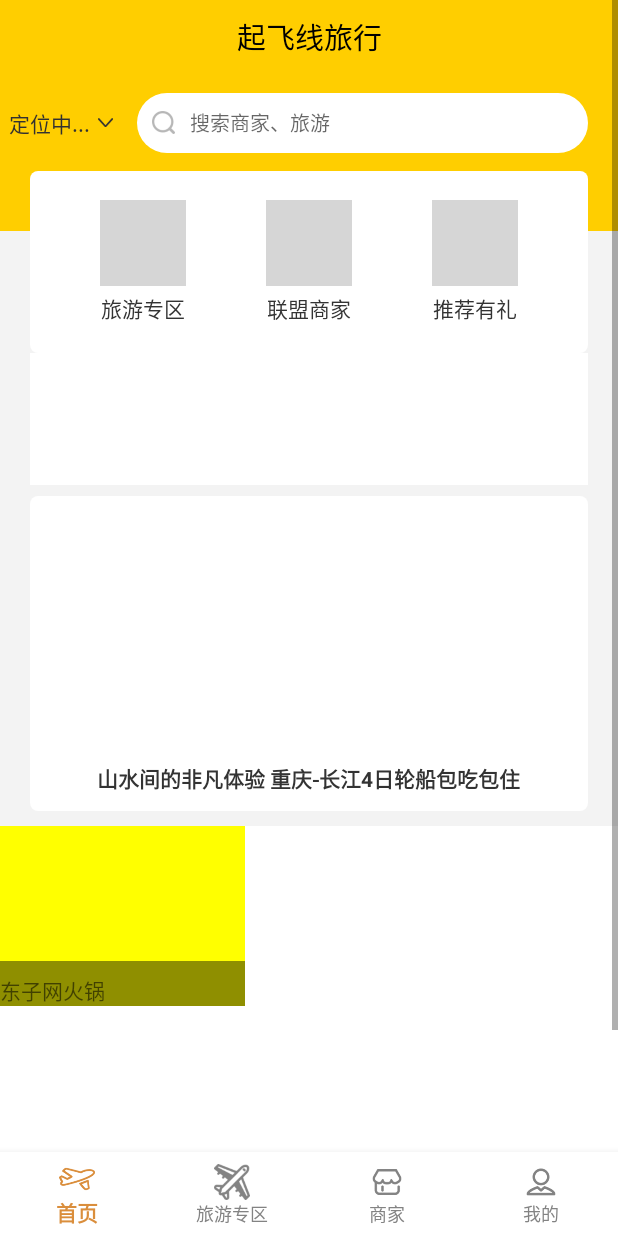
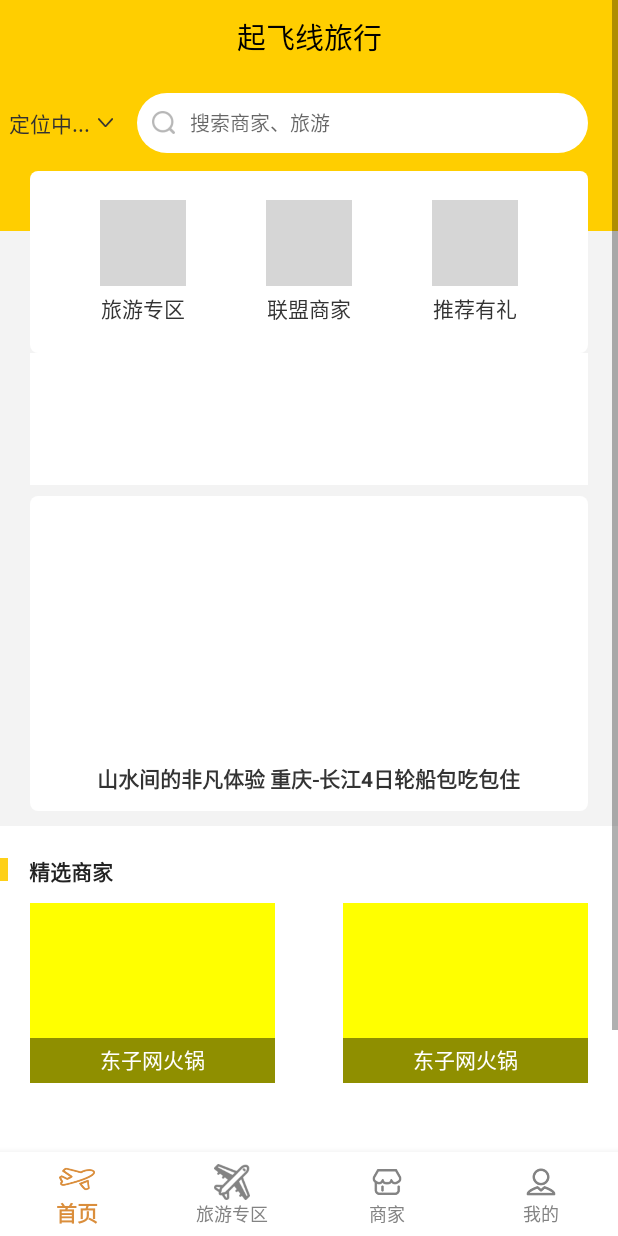
Before and after one commit to a329336057/qfxdemo, an Android app: the screen it shows after launch (MainsHome), on a phone screen of 412 x 824 dp. Run offline under Robolectric (Android 15) with nearby library versions, the phone set to English and light mode, and no system bars; libraries missing offline, so code that uses them is left out: com.amap.api, com.chad.library, com.hjq.bar, com.lxj.xpopup, com.youth.banner and 1 more; plain views replace BannerViewPager; 16 statements that could not run were skipped; grey boxes are pictures that could not be loaded.

```diff
--- a/app/src/main/res/layout/fragment_home.xml
+++ b/app/src/main/res/layout/fragment_home.xml
@@ -171,6 +171,7 @@
             android:layout_centerHorizontal="true"
             android:id="@+id/home_banners"
             android:layout_height="88dp"></com.youth.banner.view.BannerViewPager>
+        <!--活动大图-->
         <RelativeLayout
             android:layout_marginTop="7dp"
             android:layout_width="match_parent"
@@ -204,11 +205,18 @@
 
                 />
         </RelativeLayout>
+
+
+
+
+
+<!--精选商家-->
         <RelativeLayout
             android:layout_below="@id/home_list_recyclerview"
             android:layout_marginTop="10dp"
             android:layout_width="match_parent"
             android:background="#ffffff"
+            android:id="@+id/home_merchants_list"
             android:layout_height="308dp">
             <ImageView
                 android:layout_width="5dp"
@@ -224,9 +232,15 @@
                 android:textStyle="bold"
                 android:layout_marginTop="19dp"
                 android:layout_marginLeft="19dp"/>
+
+
+
+
             <RelativeLayout
+                android:id="@+id/home_merchants_data_list"
                 android:gravity="center"
-
+                android:layout_marginTop="51dp"
+                android:layout_marginLeft="20dp"
                 android:layout_width="163dp"
                 android:layout_height="120dp"
                 android:layout_alignParentLeft="true"
@@ -239,19 +253,63 @@
                 <ImageView
                     android:layout_width="match_parent"
                     android:layout_height="30dp"
+
                     android:layout_alignParentBottom="true"
                     android:background="#70000000"/>
                 <TextView
                     android:layout_width="wrap_content"
                     android:layout_height="wrap_content"
                     android:text="东子网火锅"
+                    android:textColor="#ffffff"
+                    android:layout_marginBottom="5dp"
+                    android:layout_centerHorizontal="true"
                     android:layout_alignParentBottom="true"
                     />
             </RelativeLayout>
 
 
+            <RelativeLayout
+                android:gravity="center"
+                android:layout_marginTop="51dp"
+                android:layout_marginRight="20dp"
+                android:layout_alignParentRight="true"
+                android:layout_width="163dp"
+                android:layout_height="120dp"
+
+                >
+                <ImageView
+                    android:layout_width="match_parent"
+                    android:layout_height="match_parent"
+                    android:background="#ff0"
+                    />
+                <ImageView
+                    android:layout_width="match_parent"
+                    android:layout_height="30dp"
+
+                    android:layout_alignParentBottom="true"
+                    android:background="#70000000"/>
+                <TextView
+                    android:layout_width="wrap_content"
+                    android:layout_height="wrap_content"
+                    android:text="东子网火锅"
+                    android:textColor="#ffffff"
+                    android:layout_marginBottom="5dp"
+                    android:layout_centerHorizontal="true"
+                    android:layout_alignParentBottom="true"
+                    />
             </RelativeLayout>
 
+            <android.support.v7.widget.RecyclerView
+
+                android:layout_marginLeft="20dp"
+                android:layout_marginRight="20dp"
+                android:layout_marginTop="15dp"
+                android:layout_below="@id/home_merchants_data_list"
+                android:layout_width="match_parent"
+                android:layout_height="90dp">
+            </android.support.v7.widget.RecyclerView>
+
+        </RelativeLayout>
 
     </RelativeLayout>
 
```
Lines whose indentation alone changed are shown as unchanged.
